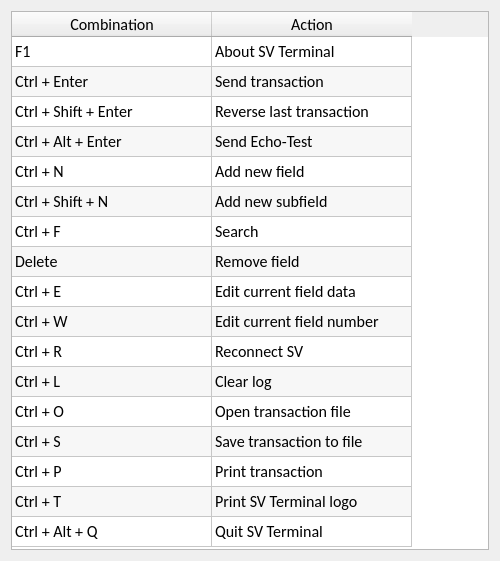
Before: the Qt Designer form common/gui/forms/hotkeys.ui in FedorIvanov37/sv-terminal, drawn with Qt 5.
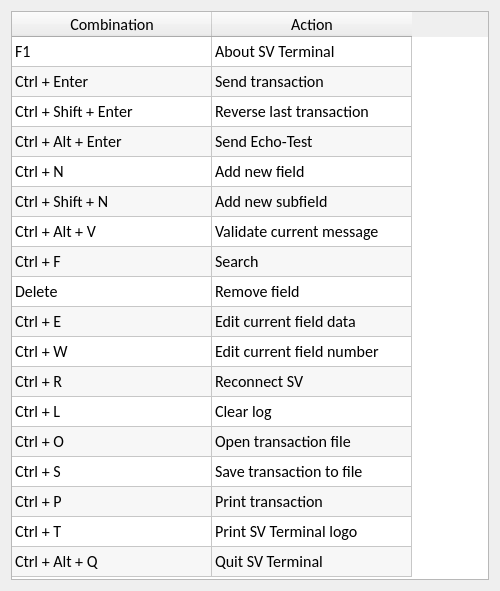
After: the same form once the commit is applied.

Diff of the .ui file:
```diff
--- a/common/gui/forms/hotkeys.ui
+++ b/common/gui/forms/hotkeys.ui
@@ -7,7 +7,7 @@
     <x>0</x>
     <y>0</y>
     <width>500</width>
-    <height>561</height>
+    <height>591</height>
    </rect>
   </property>
   <property name="sizePolicy">
@@ -19,13 +19,13 @@
   <property name="minimumSize">
    <size>
     <width>500</width>
-    <height>561</height>
+    <height>591</height>
    </size>
   </property>
   <property name="maximumSize">
    <size>
     <width>500</width>
-    <height>561</height>
+    <height>591</height>
    </size>
   </property>
   <property name="windowTitle">
@@ -124,6 +124,11 @@
        <string>Ctrl + Shift + N</string>
       </property>
      </row>
+     <row>
+      <property name="text">
+       <string>Ctrl + Alt + V</string>
+      </property>
+     </row>
      <row>
       <property name="text">
        <string>Ctrl + F</string>
@@ -251,110 +256,120 @@
      </item>
      <item row="6" column="0">
       <property name="text">
-       <string>Ctrl + F</string>
+       <string>Ctrl + Alt + V</string>
       </property>
      </item>
      <item row="6" column="1">
       <property name="text">
-       <string>Search</string>
+       <string>Validate current message</string>
       </property>
      </item>
      <item row="7" column="0">
       <property name="text">
-       <string>Delete</string>
+       <string>Ctrl + F</string>
       </property>
      </item>
      <item row="7" column="1">
       <property name="text">
-       <string>Remove field</string>
+       <string>Search</string>
       </property>
      </item>
      <item row="8" column="0">
       <property name="text">
-       <string>Ctrl + E</string>
+       <string>Delete</string>
       </property>
      </item>
      <item row="8" column="1">
       <property name="text">
-       <string>Edit current field data</string>
+       <string>Remove field</string>
       </property>
      </item>
      <item row="9" column="0">
       <property name="text">
-       <string>Ctrl + W</string>
+       <string>Ctrl + E</string>
       </property>
      </item>
      <item row="9" column="1">
       <property name="text">
-       <string>Edit current field number</string>
+       <string>Edit current field data</string>
       </property>
      </item>
      <item row="10" column="0">
       <property name="text">
-       <string>Ctrl + R</string>
+       <string>Ctrl + W</string>
       </property>
      </item>
      <item row="10" column="1">
       <property name="text">
-       <string>Reconnect SV</string>
+       <string>Edit current field number</string>
       </property>
      </item>
      <item row="11" column="0">
       <property name="text">
-       <string>Ctrl + L</string>
+       <string>Ctrl + R</string>
       </property>
      </item>
      <item row="11" column="1">
       <property name="text">
-       <string>Clear log</string>
+       <string>Reconnect SV</string>
       </property>
      </item>
      <item row="12" column="0">
       <property name="text">
-       <string>Ctrl + O</string>
+       <string>Ctrl + L</string>
       </property>
      </item>
      <item row="12" column="1">
       <property name="text">
-       <string>Open transaction file</string>
+       <string>Clear log</string>
       </property>
      </item>
      <item row="13" column="0">
       <property name="text">
-       <string>Ctrl + S</string>
+       <string>Ctrl + O</string>
       </property>
      </item>
      <item row="13" column="1">
       <property name="text">
-       <string>Save transaction to file</string>
+       <string>Open transaction file</string>
       </property>
      </item>
      <item row="14" column="0">
       <property name="text">
-       <string>Ctrl + P</string>
+       <string>Ctrl + S</string>
       </property>
      </item>
      <item row="14" column="1">
       <property name="text">
-       <string>Print transaction</string>
+       <string>Save transaction to file</string>
       </property>
      </item>
      <item row="15" column="0">
       <property name="text">
-       <string>Ctrl + T</string>
+       <string>Ctrl + P</string>
       </property>
      </item>
      <item row="15" column="1">
       <property name="text">
-       <string>Print SV Terminal logo</string>
+       <string>Print transaction</string>
       </property>
      </item>
      <item row="16" column="0">
       <property name="text">
-       <string>Ctrl + Alt + Q</string>
+       <string>Ctrl + T</string>
       </property>
      </item>
      <item row="16" column="1">
+      <property name="text">
+       <string>Print SV Terminal logo</string>
+      </property>
+     </item>
+     <item row="17" column="0">
+      <property name="text">
+       <string>Ctrl + Alt + Q</string>
+      </property>
+     </item>
+     <item row="17" column="1">
       <property name="text">
        <string>Quit SV Terminal</string>
       </property>
```
Left out of the diff: 3 changed lines with no effect on the pictures.
